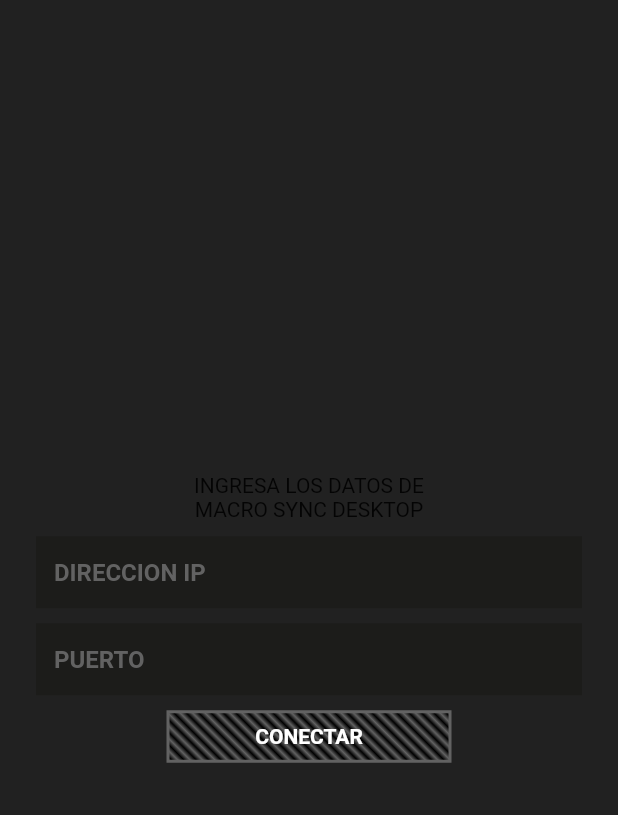
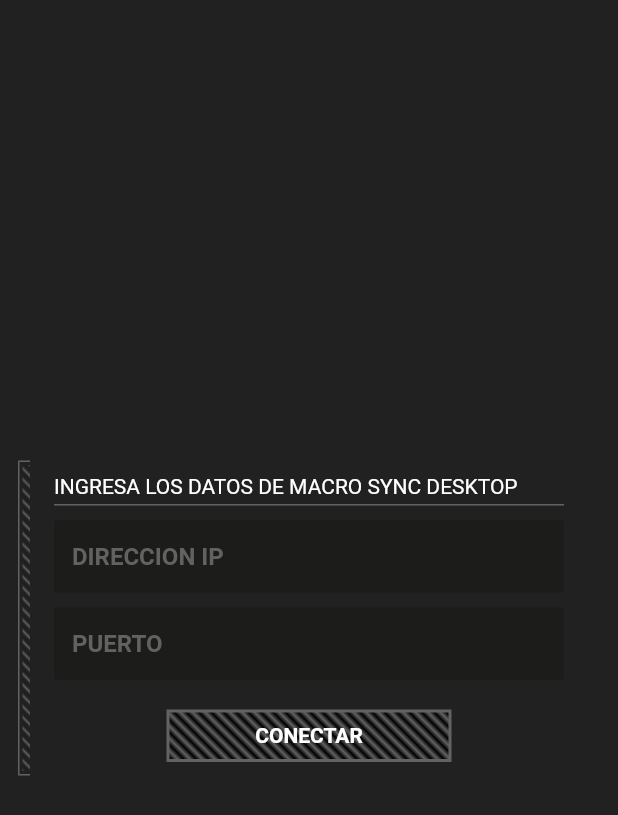
Before and after one commit to matias33pascual/macros-to-helldivers, a Flutter app: the screen it shows after launch, on a phone screen of 412 x 824 dp. Shown: the top 815 px of the screen. Run offline on Flutter 3.47's test engine with Material 2 defaults, Android fonts, the phone set to English and light mode, and no system bars.

Commit message:
maquetando pantalla home

```diff
--- a/lib/home_page/screens/home_page.dart
+++ b/lib/home_page/screens/home_page.dart
@@ -1,5 +1,6 @@
 import 'package:flutter/material.dart';
 import 'package:macro_sync_client/home_page/screens/widgets/exports_widgets.dart';
+import 'package:macro_sync_client/theme/app_theme.dart';
 
 class HomePage extends StatelessWidget {
   const HomePage({Key? key}) : super(key: key);
@@ -14,23 +15,89 @@ class HomePage extends StatelessWidget {
     //   channel.sink.add("HOLA DESDE FLUTTER!!");
     // }
 
+    final decorationEffects = AppTheme.decorationEffects;
+    final colors = AppTheme.colors;
+
     return Scaffold(
       body: Container(
-        height: MediaQuery.of(context).size.height,
         color: Colors.black87,
-        padding: const EdgeInsets.symmetric(horizontal: 24),
+        padding: const EdgeInsets.symmetric(horizontal: 12, vertical: 12),
         child: Center(
           child: SingleChildScrollView(
-            child: Column(
-              mainAxisAlignment: MainAxisAlignment.center,
-              children: const [
-                Text("INGRESA LOS DATOS DE"),
-                Text("MACRO SYNC DESKTOP"),
-                SizedBox(height: 10),
-                CustomForm(),
-                SizedBox(height: 10),
-                ConnectButton(),
-              ],
+            child: SizedBox(
+              height: 210,
+              child: Stack(
+                children: [
+                  Positioned(
+                    top: 0,
+                    left: 0,
+                    child: Container(
+                      width: 8,
+                      height: 210,
+                      decoration: BoxDecoration(
+                          border: Border(
+                        left: BorderSide(
+                          color: colors.borderGray,
+                          width: 1,
+                        ),
+                        top: BorderSide(
+                          color: colors.borderGray,
+                          width: 1,
+                        ),
+                        bottom: BorderSide(
+                          color: colors.borderGray,
+                          width: 1,
+                        ),
+                      )),
+                      child: Padding(
+                        padding:
+                            const EdgeInsets.only(left: 2, top: 2, bottom: 2),
+                        child: Container(
+                          decoration: BoxDecoration(
+                            gradient:
+                                decorationEffects.verticalLinearGradientGrey,
+                          ),
+                        ),
+                      ),
+                    ),
+                  ),
+                  Padding(
+                    padding: const EdgeInsets.symmetric(horizontal: 24),
+                    child: Column(
+                      mainAxisAlignment: MainAxisAlignment.center,
+                      crossAxisAlignment: CrossAxisAlignment.start,
+                      children: [
+                        Padding(
+                          padding: const EdgeInsets.only(bottom: 10),
+                          child: Container(
+                            width: MediaQuery.of(context).size.width,
+                            padding: const EdgeInsets.only(bottom: 4),
+                            decoration: BoxDecoration(
+                                border: Border(
+                                    bottom: BorderSide(
+                              color: colors.borderGray,
+                              width: 1,
+                            ))),
+                            child: const Text(
+                              "INGRESA LOS DATOS DE MACRO SYNC DESKTOP",
+                              style: TextStyle(
+                                color: Colors.white,
+                              ),
+                            ),
+                          ),
+                        ),
+                        const CustomForm(),
+                        const Center(
+                          child: Padding(
+                            padding: EdgeInsets.only(top: 20),
+                            child: ConnectButton(),
+                          ),
+                        )
+                      ],
+                    ),
+                  ),
+                ],
+              ),
             ),
           ),
         ),
--- a/lib/theme/custom_decoration_effects.dart
+++ b/lib/theme/custom_decoration_effects.dart
@@ -3,32 +3,40 @@ import 'package:macro_sync_client/theme/exports_theme.dart';
 
 class CustomDecorationEffects {
   final _appColors = AppTheme.colors;
-  final int _lines = 30;
-  final int _lineDivision = 12;
 
   late final diagonalLinearGradientYellow = LinearGradient(
       colors: List.generate(
-      _lines,
+        30,
         (index) => index.isEven
             ? _appColors.buttonLigthYellowDiagonal
             : _appColors.buttonDarkYellowDiagonal,
       ),
       begin: Alignment.topCenter,
       end: Alignment.bottomCenter,
-    stops: List.generate(_lines, (index) => index / _lineDivision),
+      stops: List.generate(30, (index) => index / 12),
       tileMode: TileMode.repeated,
-    transform: const GradientRotation(0.785),
-  );
+      transform: const GradientRotation(0.785));
 
   late final diagonalLinearGradientGray = LinearGradient(
       colors: List.generate(
-      _lines,
+        30,
         (index) => index.isEven ? Colors.black : _appColors.borderGray,
       ),
       begin: Alignment.topCenter,
       end: Alignment.bottomCenter,
-    stops: List.generate(_lines, (index) => index / _lineDivision),
+      stops: List.generate(30, (index) => index / 12),
       tileMode: TileMode.repeated,
-    transform: const GradientRotation(0.785),
-  );
+      transform: const GradientRotation(0.785));
+
+  late final verticalLinearGradientGrey = LinearGradient(
+      colors: List.generate(
+        100,
+        (index) =>
+            index.isEven ? Colors.transparent : AppTheme.colors.borderGray,
+      ),
+      begin: Alignment.topCenter,
+      end: Alignment.bottomCenter,
+      stops: List.generate(100, (index) => index / 80),
+      tileMode: TileMode.repeated,
+      transform: const GradientRotation(0.785));
 }
```
Lines whose indentation alone changed are shown as unchanged.
